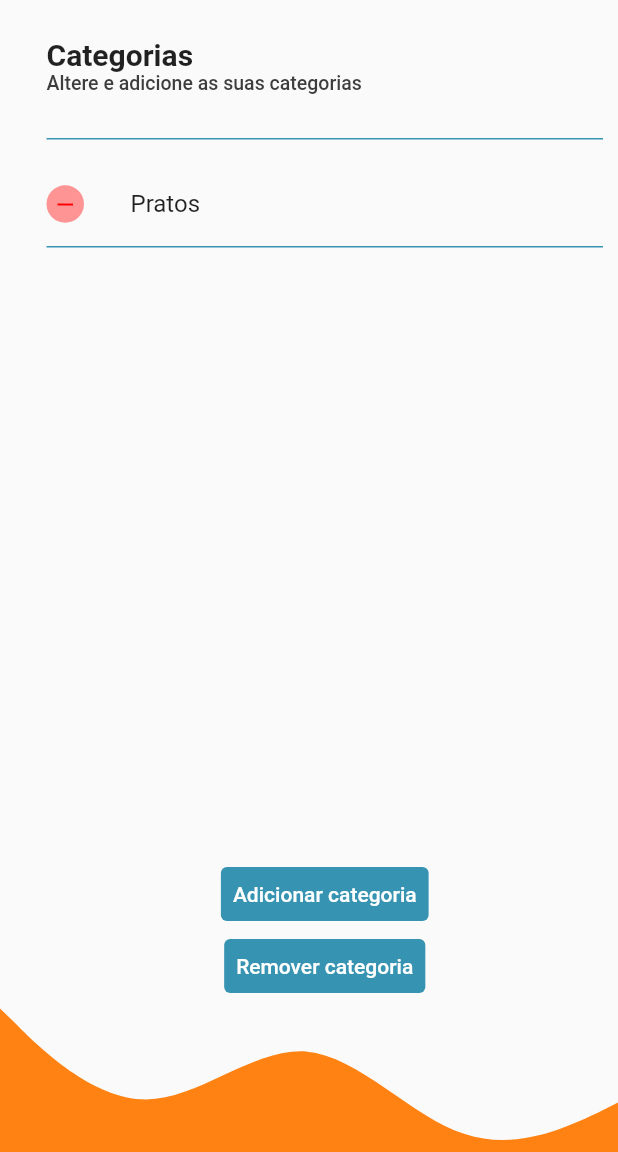
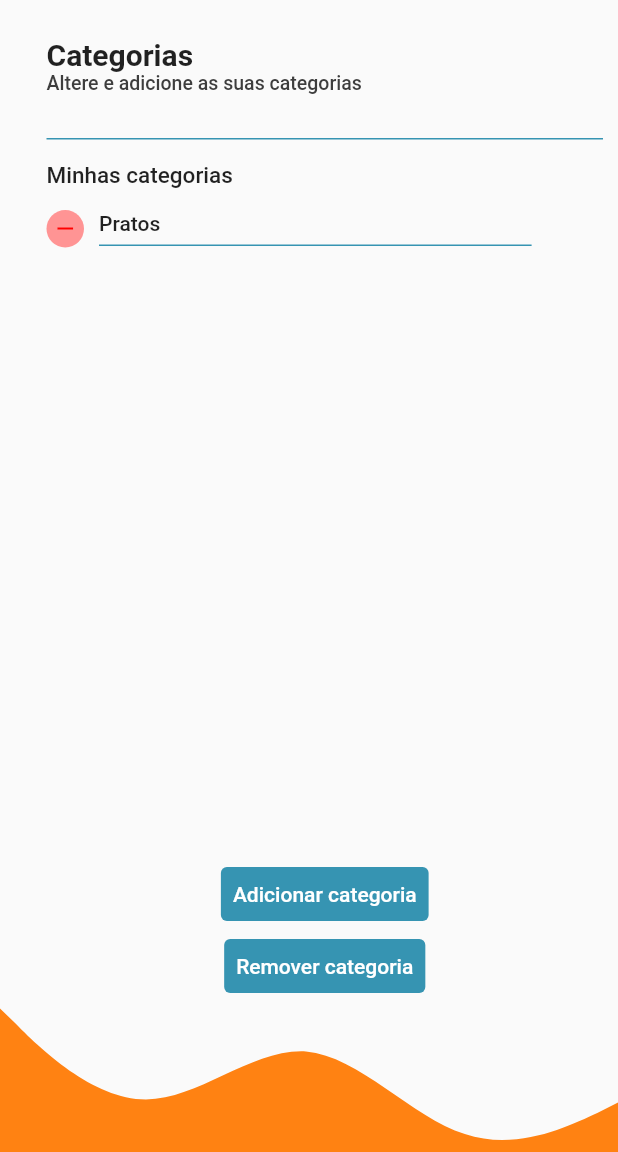
Before and after one commit to Reactweb23/e_pedidos, a Flutter app: the CategoryPage screen opened by its route, on a phone screen of 412 x 824 dp, the part 84-1236 px from its top. Run offline on Flutter 3.47's test engine with Material 2 defaults, Android fonts, the light colour scheme and no system bars; our stand-ins replace flutter_svg.

Commit message:
refactor: refactored list category

```diff
--- a/lib/pages/category_page.dart
+++ b/lib/pages/category_page.dart
@@ -1,5 +1,6 @@
 import 'package:e_pedidos_front/shared/widgets/custom_button.dart';
 import 'package:e_pedidos_front/shared/widgets/custom_icon_button.dart';
+import 'package:e_pedidos_front/shared/widgets/custom_list_category.dart';
 import 'package:e_pedidos_front/shared/widgets/custom_layout.dart';
 import 'package:flutter/material.dart';
 
@@ -41,23 +42,17 @@ class _CategoryPageState extends State<CategoryPage> {
             const SizedBox(
               height: 15,
             ),
+            const Text(
+              'Minhas categorias',
+              style: TextStyle(fontSize: 15, fontWeight: FontWeight.w500),
+            ),
+            const SizedBox(
+              height: 14,
+            ),
             Expanded(
                 child: ListView(
               children: [
-                ListTile(
-                    leading: CustomIconButton(
-                        icon: Icons.remove,
-                        backgroundColor: const Color.fromRGBO(255, 148, 148, 1),
-                        iconColor: const Color.fromRGBO(255, 0, 0, 1),
-                        onTap: () {}),
-                    title: const Text('Pratos'),
-                    contentPadding: const EdgeInsets.only(bottom: 0)),
-                Container(
-                  width: MediaQuery.of(context).size.width,
-                  height: 1,
-                  decoration: const BoxDecoration(
-                      color: Color.fromRGBO(54, 148, 178, 1)),
-                ),
+                CustomListCategory()
               ],
             )),
             Center(
--- /dev/null
+++ b/lib/shared/widgets/custom_list_category.dart
@@ -0,0 +1,40 @@
+import 'package:flutter/material.dart';
+import 'package:e_pedidos_front/shared/widgets/custom_icon_button.dart';
+
+class CustomListCategory extends StatelessWidget {
+  const CustomListCategory({super.key});
+
+  @override
+  Widget build(BuildContext context) {
+    return Row(
+      children: [
+        CustomIconButton(
+            icon: Icons.remove,
+            backgroundColor: const Color.fromRGBO(255, 148, 148, 1),
+            iconColor: const Color.fromRGBO(255, 0, 0, 1),
+            onTap: () {}),
+        const SizedBox(
+          width: 10,
+        ),
+        Column(
+          crossAxisAlignment: CrossAxisAlignment.start,
+          children: [
+            const Text(
+              'Pratos',
+              style: TextStyle(fontWeight: FontWeight.w500),
+            ),
+            const SizedBox(
+              height: 6,
+            ),
+            Container(
+              width: MediaQuery.of(context).size.width * 0.7,
+              height: 1,
+              decoration:
+                  const BoxDecoration(color: Color.fromRGBO(54, 148, 178, 1)),
+            ),
+          ],
+        ),
+      ],
+    );
+  }
+}
```
